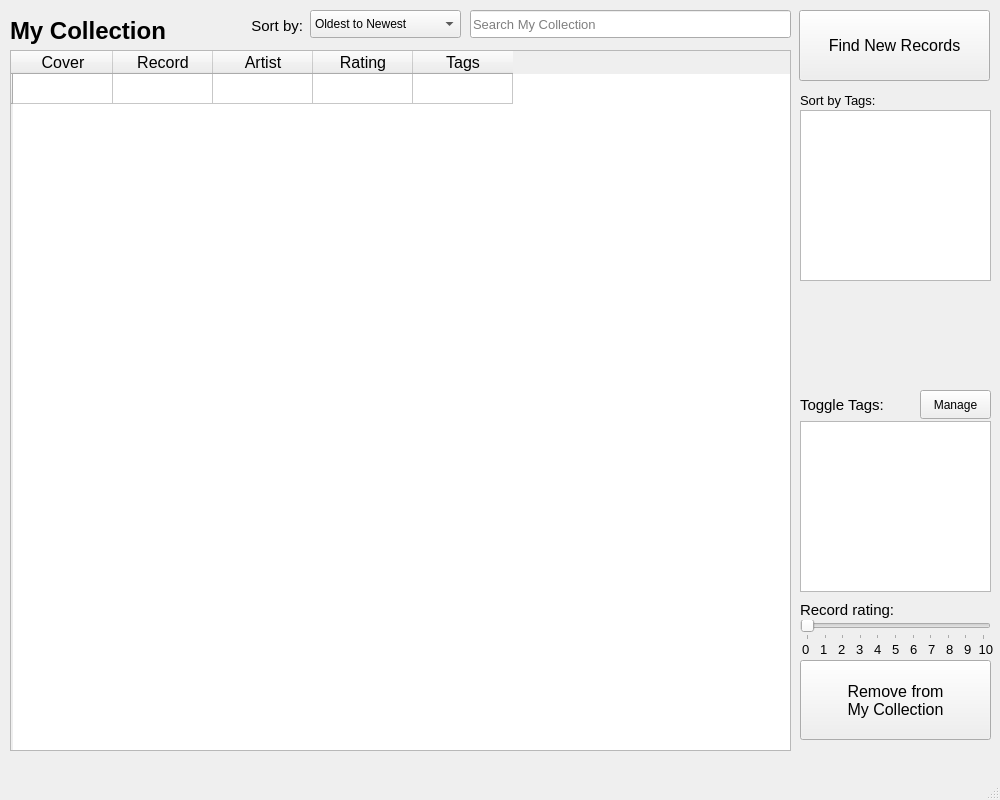
Drag0nCodes/MyRecordCollection, file VinylApp/mainwindow.ui: the form before one commit.
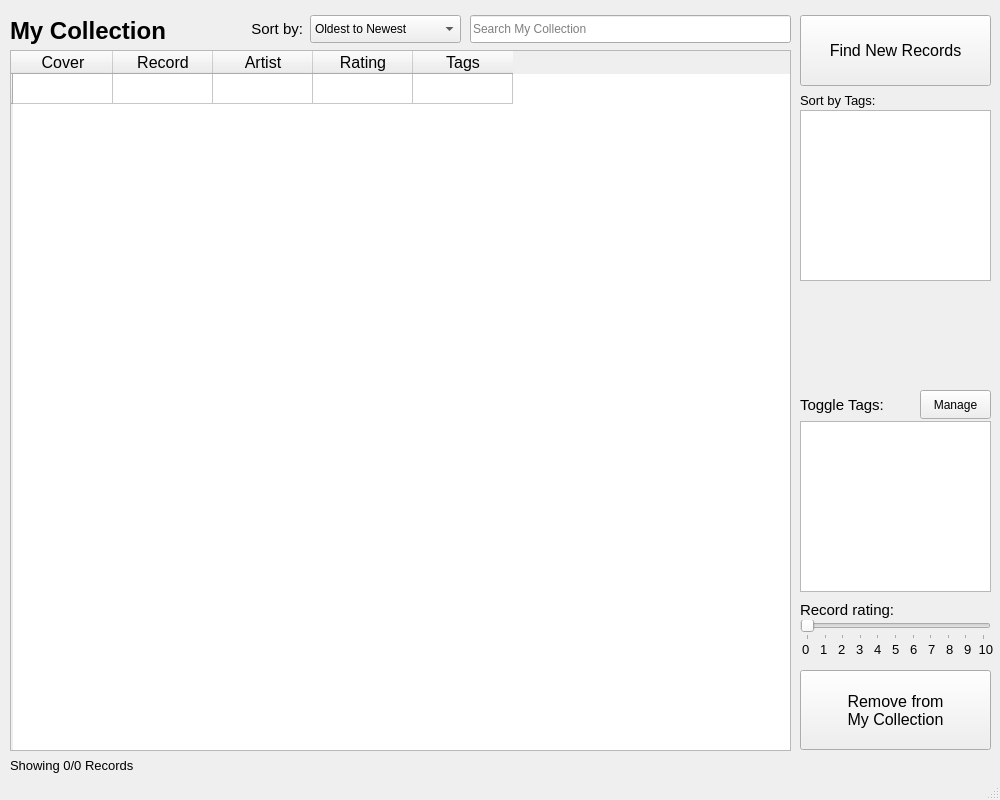
The form after the commit.

Commit message: - Improved the UI with a (dark) theme and more pleasant aesthetics - Added a record count below the "My Collection" table to show how many are shown out of the total collection - Smooth scrolling of records tables - Some more comments

What changed in the file:
```diff
--- a/VinylApp/mainwindow.ui
+++ b/VinylApp/mainwindow.ui
@@ -108,8 +108,8 @@
      <widget class="QPushButton" name="toSearchRecordsButton">
       <property name="geometry">
        <rect>
-        <x>799</x>
-        <y>10</y>
+        <x>800</x>
+        <y>15</y>
         <width>191</width>
         <height>71</height>
        </rect>
@@ -128,7 +128,7 @@
       <property name="geometry">
        <rect>
         <x>800</x>
-        <y>660</y>
+        <y>670</y>
         <width>191</width>
         <height>80</height>
        </rect>
@@ -204,7 +204,7 @@
       <property name="geometry">
        <rect>
         <x>222</x>
-        <y>10</y>
+        <y>13</y>
         <width>81</width>
         <height>31</height>
        </rect>
@@ -226,7 +226,7 @@
       <property name="geometry">
        <rect>
         <x>470</x>
-        <y>10</y>
+        <y>15</y>
         <width>321</width>
         <height>28</height>
        </rect>
@@ -234,7 +234,7 @@
       <property name="font">
        <font>
         <family>Arial</family>
-        <pointsize>10</pointsize>
+        <pointsize>9</pointsize>
        </font>
       </property>
       <property name="placeholderText">
@@ -245,7 +245,7 @@
       <property name="geometry">
        <rect>
         <x>310</x>
-        <y>10</y>
+        <y>15</y>
         <width>151</width>
         <height>28</height>
        </rect>
@@ -411,6 +411,26 @@
        <string>5   6   7   8   9  10</string>
       </property>
      </widget>
+     <widget class="QLabel" name="myRecordRecordCountLabel">
+      <property name="geometry">
+       <rect>
+        <x>10</x>
+        <y>755</y>
+        <width>241</width>
+        <height>21</height>
+       </rect>
+      </property>
+      <property name="font">
+       <font>
+        <family>Arial</family>
+        <pointsize>10</pointsize>
+        <bold>false</bold>
+       </font>
+      </property>
+      <property name="text">
+       <string>Showing 0/0 Records</string>
+      </property>
+     </widget>
     </widget>
     <widget class="QWidget" name="searchRecordsPage">
      <widget class="QTableWidget" name="searchRecordTable">
```
Left out of the diff: 20 changed lines with no effect on the pictures. The commit also changes 10 other files.
